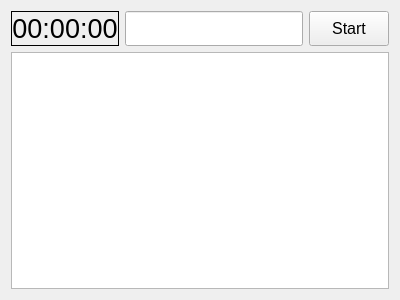
lefrostxgcc/Stopwatch, file stopwatch.ui: the form before one commit.
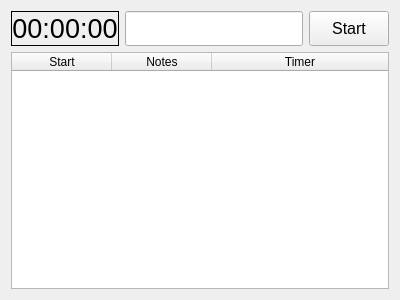
The form after the commit. Icons and pictures are not drawn.

Commit message: Added 3 header columns to grid

Patch:
```diff
--- a/stopwatch.ui
+++ b/stopwatch.ui
@@ -94,6 +94,39 @@
       <property name="editTriggers">
        <set>QAbstractItemView::NoEditTriggers</set>
       </property>
+      <property name="rowCount">
+       <number>0</number>
+      </property>
+      <property name="columnCount">
+       <number>3</number>
+      </property>
+      <attribute name="horizontalHeaderStretchLastSection">
+       <bool>true</bool>
+      </attribute>
+      <column>
+       <property name="text">
+        <string>Start</string>
+       </property>
+       <property name="textAlignment">
+        <set>AlignCenter</set>
+       </property>
+      </column>
+      <column>
+       <property name="text">
+        <string>Notes</string>
+       </property>
+       <property name="textAlignment">
+        <set>AlignCenter</set>
+       </property>
+      </column>
+      <column>
+       <property name="text">
+        <string>Timer</string>
+       </property>
+       <property name="textAlignment">
+        <set>AlignCenter</set>
+       </property>
+      </column>
      </widget>
     </item>
    </layout>
```
